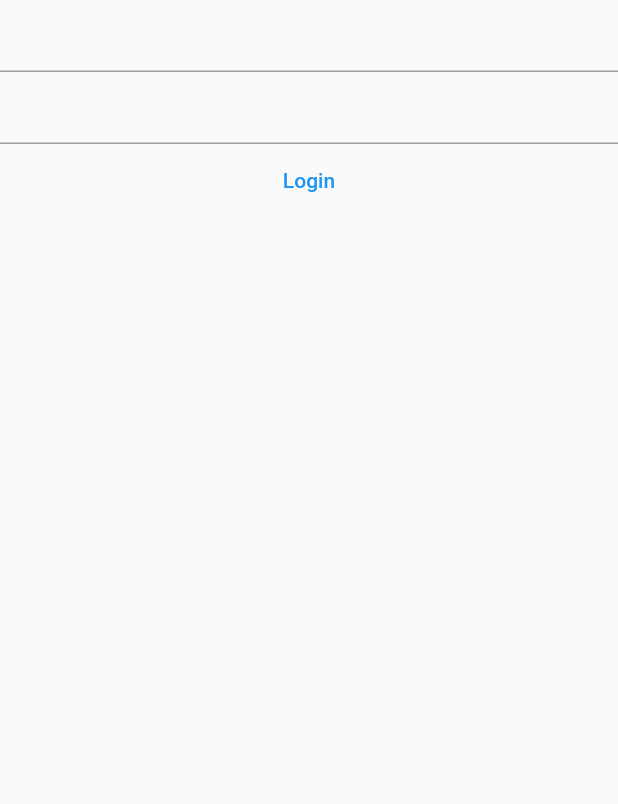
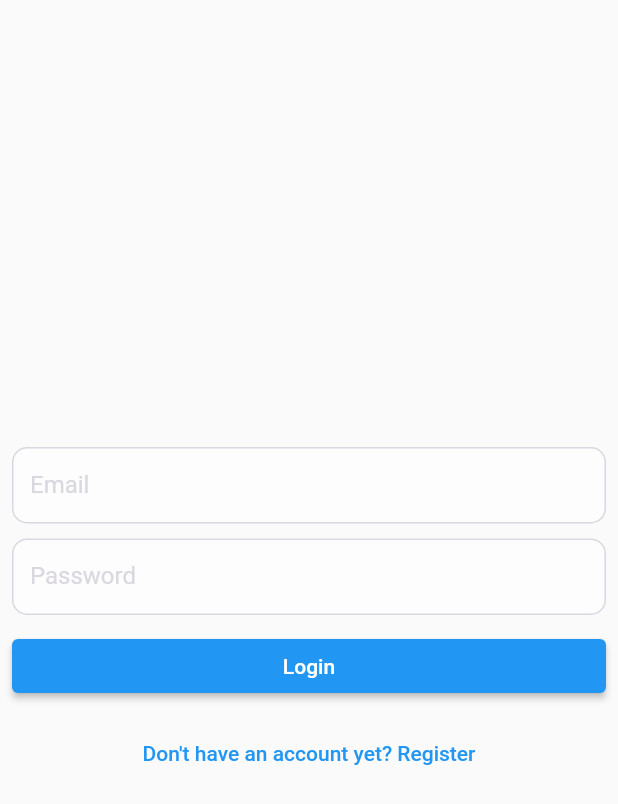
Before and after one commit to Stephen-Essoun/News-App, a Flutter app: the LoginView screen opened directly, on a phone screen of 412 x 824 dp. Shown: the top 804 px of the screen. Run offline on Flutter 3.47's test engine with Material 2 defaults, Android fonts, the light colour scheme and no system bars; our stand-ins replace country_code_picker, firebase_auth, firebase_core, flutter_otp_text_field, flutter_spinkit; missing offline and left inert: staggered_grid_view_flutter; accounts and stored records are empty; network calls fail.

Commit message:
change auth from phone to email and password

```diff
--- a/lib/const/constant.dart
+++ b/lib/const/constant.dart
@@ -1,3 +1,5 @@
 import 'package:flutter/material.dart';
 
 const space = SizedBox(height: 10,);
+const signInRoute = '/signIn/';
+const registerRoute = '/register/';
--- a/lib/service/auth/email_auth.dart
+++ b/lib/service/auth/email_auth.dart
@@ -1,17 +1,16 @@
 import 'dart:developer' as devprint show log;
 
+import 'package:all_news/view/home.dart';
 import 'package:firebase_auth/firebase_auth.dart';
 
 class EmailAuth {
-  late final email;
-  late final password;
-  EmailAuth({this.email,this.password});
+  final FirebaseAuth _firebaseAuth = FirebaseAuth.instance;
 
-  void createUser() async {
+  void createUser({required String email, required String password}) async {
     try {
-      final user = await FirebaseAuth.instance
-          .createUserWithEmailAndPassword(email: email,password: password)
-          .then((value) => null);
+      _firebaseAuth
+          .createUserWithEmailAndPassword(email: email, password: password)
+          .then((value) => verifyUser());
     } on FirebaseAuthException catch (e) {
       if (e.code == 'email-already-in-use') {
         devprint.log('Email already in use');
@@ -23,11 +22,12 @@ class EmailAuth {
     }
   }
 
-  void loginUser ()async{
-    try{
-      final user = await FirebaseAuth.instance.signInWithEmailAndPassword(email: email, password: password);
-    } on FirebaseAuthException catch (e){
-       if (e.code == 'wrong-password') {
+  void loginUser({required String email, required String password}) async {
+    try {
+      final user = await FirebaseAuth.instance
+          .signInWithEmailAndPassword(email: email, password: password);
+    } on FirebaseAuthException catch (e) {
+      if (e.code == 'wrong-password') {
         devprint.log('Incorrect password');
       } else if (e.code == 'invalid-email') {
         devprint.log('Invalid email address');
@@ -37,8 +37,12 @@ class EmailAuth {
     }
   }
 
-  void verifyUser()async{
-    final user =  FirebaseAuth.instance.currentUser;
+  void handleSignOut() async {
+    await _firebaseAuth.signOut();
+  }
+
+  void verifyUser() async {
+    final user = _firebaseAuth.currentUser;
     await user!.sendEmailVerification();
   }
 }
--- a/lib/utilities/textfield.dart
+++ b/lib/utilities/textfield.dart
@@ -8,7 +8,7 @@ TextFormField customTextField({
   TextInputType? keyboardType,
   TextInputAction? textInputAction,
   TextStyle? style,
-  String? hintText,
+  String? labelText,
   String obscuringCharacter = '•',
   bool obscureText = false,
   bool autocorrect = true,
@@ -26,7 +26,7 @@ TextFormField customTextField({
     obscureText: obscureText,
     decoration: InputDecoration(
         filled: true,
-        hintText: hintText,
+        labelText: labelText,
         fillColor: Color.fromARGB(255, 253, 253, 253),
         isDense: true,
         border: OutlineInputBorder(borderRadius: BorderRadius.circular(10))),
--- a/lib/view/email_auth_view/login_view.dart
+++ b/lib/view/email_auth_view/login_view.dart
@@ -1,4 +1,8 @@
- import 'package:flutter/material.dart';
+import 'package:all_news/const/constant.dart';
+import 'package:all_news/utilities/textfield.dart';
+import 'package:all_news/view/email_auth_view/register_view.dart';
+import 'package:all_news/view/email_auth_view/toggleView.dart';
+import 'package:flutter/material.dart';
 
 import '../../service/auth/email_auth.dart';
 
@@ -10,33 +14,57 @@ class LoginView extends StatefulWidget {
 }
 
 class _LoginViewState extends State<LoginView> {
-  late final TextEditingController _email;
-  late final TextEditingController _password;
+  late final TextEditingController email;
+  late final TextEditingController password;
+  final EmailAuth _auth = EmailAuth();
 
   @override
   void initState() {
-    _email = TextEditingController();
-    _password = TextEditingController();
+    email = TextEditingController();
+    password = TextEditingController();
     super.initState();
   }
 
   @override
   void dispose() {
-    _email.dispose();
-    _password.dispose();
+    email.dispose();
+    password.dispose();
     super.dispose();
   }
+
   @override
   Widget build(BuildContext context) {
     return Scaffold(
-        body: ListView(
-      children: [
-        TextField(controller: _email,),
-        TextField(controller: _password,),
-        TextButton(onPressed: () {
-          EmailAuth(email:_email,password:_password).loginUser();
-        }, child: Text('Login'))
-      ],
+        body: Form(
+      child: Padding(
+        padding: const EdgeInsets.all(8.0),
+        child: Column(
+          mainAxisAlignment: MainAxisAlignment.center,
+          crossAxisAlignment: CrossAxisAlignment.stretch,
+          children: [
+            customTextField(controller: email, labelText: 'Email'),
+            space,
+            customTextField(
+              controller: password,
+              labelText: 'Password',
+            ),
+            space,
+            ElevatedButton(
+                onPressed: () {
+                  _auth.loginUser(email: email.text, password: password.text);
+                },
+                child: const Text('Login')),
+            space,
+            TextButton(
+                onPressed: () {
+                  Navigator.of(context).pushAndRemoveUntil(
+                      MaterialPageRoute(builder: (_) => const RegisterView()),
+                      (route) => false);
+                },
+                child: const Text("Don't have an account yet? Register"))
+          ],
+        ),
+      ),
     ));
   }
 }
--- a/lib/view/sign_in.dart
+++ b/lib/view/sign_in.dart
@@ -25,8 +25,6 @@ late TextEditingController otpController;
 late String country_code_picker;
 String editedPhone = phoneController.text
     .replaceFirst(RegExp(r'^0+'), country_code_picker.toString());
-
-
 
 class _SignInState extends State<SignIn> {
   final _formKey = GlobalKey<FormState>();
@@ -95,7 +93,6 @@ class _SignInState extends State<SignIn> {
                             initialSelection: "GH",
                             showCountryOnly: false,
                             onInit: (code) {
-                              print(code.toString());
                               country_code_picker = code.toString();
                             },
                             onChanged: (code) {
@@ -111,7 +108,7 @@ class _SignInState extends State<SignIn> {
                           //   FilteringTextInputFormatter.allow(RegExp('[0-9]'));
                           //   print(phoneController.text);
                           // },
-                          hintText: 'Phone',
+                          labelText: 'Phone',
                           decoration: const InputDecoration(
                             isDense: true,
                             errorStyle: TextStyle(height: 0, fontSize: 0),
--- a/lib/view/splash_screen.dart
+++ b/lib/view/splash_screen.dart
@@ -1,3 +1,4 @@
+import 'package:all_news/view/email_auth_view/login_view.dart';
 import 'package:all_news/view/sign_in.dart';
 import 'package:firebase_auth/firebase_auth.dart';
 import 'package:flutter/material.dart';
@@ -23,12 +24,12 @@ class _SplashState extends State<Splash> {
       Navigator.pushReplacement(
           context, MaterialPageRoute(builder: (_) => StreamBuilder<User?>(builder: (_,snapshot){
       if(snapshot.hasData){
-        return Home();
+        return const Home();
       }
       if(snapshot.hasError){
         return Scaffold(body: Center(child: Text(snapshot.error.toString()),),);
       }
-      return SignIn();
+      return const LoginView();
     },stream: FirebaseAuth.instance.authStateChanges()),));
     });
   }
```
Also changed, not shown: lib/main.dart (+8 -1 lines), lib/view/email_auth_view/register_view.dart (+69 -0 lines), lib/view/email_auth_view/toggleView.dart (added, +29 -0 lines), lib/view/home.dart (+31 -33 lines), lib/view/email_auth_view/verifyUser_view.dart (deleted), 1 other file.
